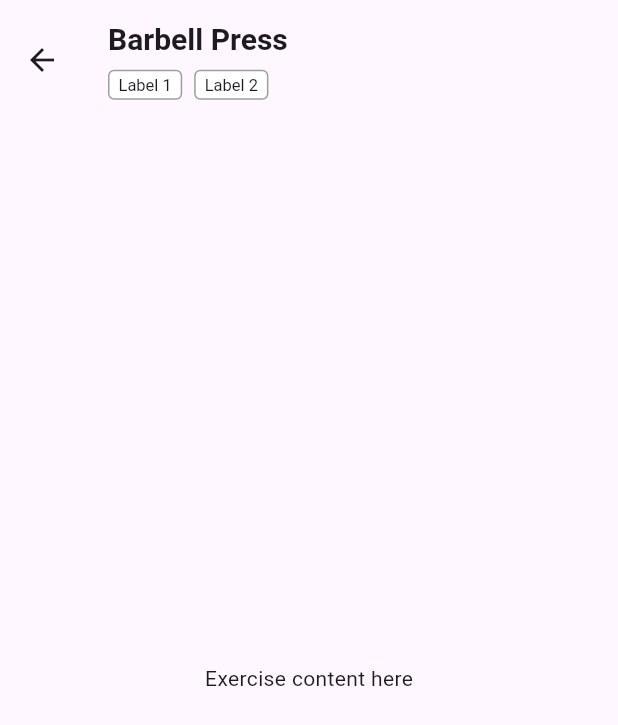
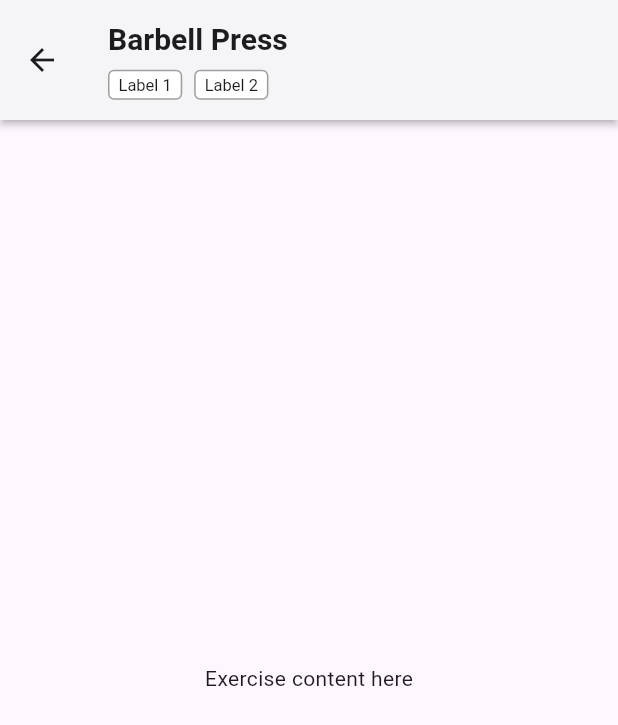
Before and after one commit to Brian-Kristofer-Perez/gilas-repo, a Flutter app: the ExerciseInfo screen opened directly, on a phone screen of 412 x 824 dp. Shown: the top 725 px of the screen. Run offline on Flutter 3.47's test engine with Material 3 defaults, Android fonts, the phone set to English and light mode, and no system bars.

Commit message:
feat: add drop shadow to appbar

```diff
--- a/lib/exercise-info.dart
+++ b/lib/exercise-info.dart
@@ -34,6 +34,9 @@ class ExerciseInfo extends StatelessWidget {
   Widget build(BuildContext context) {
     return Scaffold(
       appBar: AppBar(
+        backgroundColor: Colors.white,
+        elevation: 2.0,
+        shadowColor: Colors.black,
         leading: BackButton(
           onPressed: () {
             Navigator.pop(context);
```
